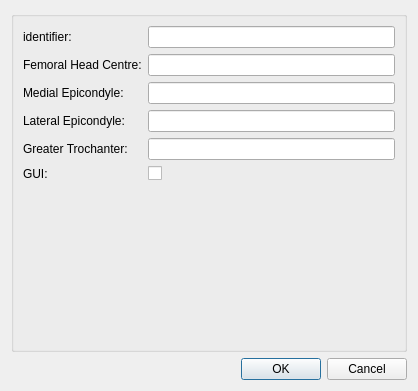
Before: the Qt Designer form fieldworkpcregpelvis2landmarksstep/qt/configuredialog.ui in mapclient-plugins/fieldworkpcregpelvis2landmarksstep, drawn with Qt 5.
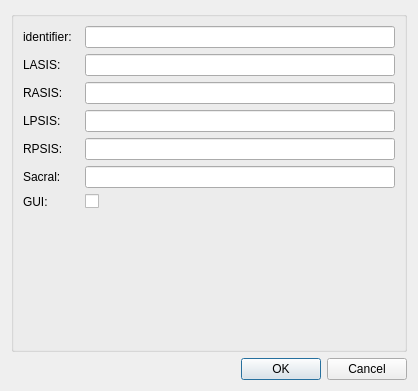
After: the same form once the commit is applied.

Patch:
```diff
--- a/fieldworkpcregpelvis2landmarksstep/qt/configuredialog.ui
+++ b/fieldworkpcregpelvis2landmarksstep/qt/configuredialog.ui
@@ -46,7 +46,7 @@
       <item row="1" column="0">
        <widget class="QLabel" name="label_2">
         <property name="text">
-         <string>Femoral Head Centre:</string>
+         <string>LASIS:</string>
         </property>
        </widget>
       </item>
@@ -56,7 +56,7 @@
       <item row="2" column="0">
        <widget class="QLabel" name="label_3">
         <property name="text">
-         <string>Medial Epicondyle:</string>
+         <string>RASIS:</string>
         </property>
        </widget>
       </item>
@@ -66,7 +66,7 @@
       <item row="3" column="0">
        <widget class="QLabel" name="label_4">
         <property name="text">
-         <string>Lateral Epicondyle:</string>
+         <string>LPSIS:</string>
         </property>
        </widget>
       </item>
@@ -76,27 +76,37 @@
       <item row="4" column="0">
        <widget class="QLabel" name="label_5">
         <property name="text">
-         <string>Greater Trochanter:</string>
+         <string>RPSIS:</string>
         </property>
        </widget>
       </item>
       <item row="4" column="1">
        <widget class="QLineEdit" name="lineEditFGT"/>
       </item>
-      <item row="5" column="0">
+      <item row="6" column="0">
        <widget class="QLabel" name="label_7">
         <property name="text">
          <string>GUI:</string>
         </property>
        </widget>
       </item>
-      <item row="5" column="1">
+      <item row="6" column="1">
        <widget class="QCheckBox" name="checkBoxGUI">
         <property name="text">
          <string/>
         </property>
        </widget>
       </item>
+      <item row="5" column="1">
+       <widget class="QLineEdit" name="lineEditSacral"/>
+      </item>
+      <item row="5" column="0">
+       <widget class="QLabel" name="label">
+        <property name="text">
+         <string>Sacral:</string>
+        </property>
+       </widget>
+      </item>
      </layout>
     </widget>
    </item>
```
Left out of the diff: 8 changed lines with no effect on the pictures.
